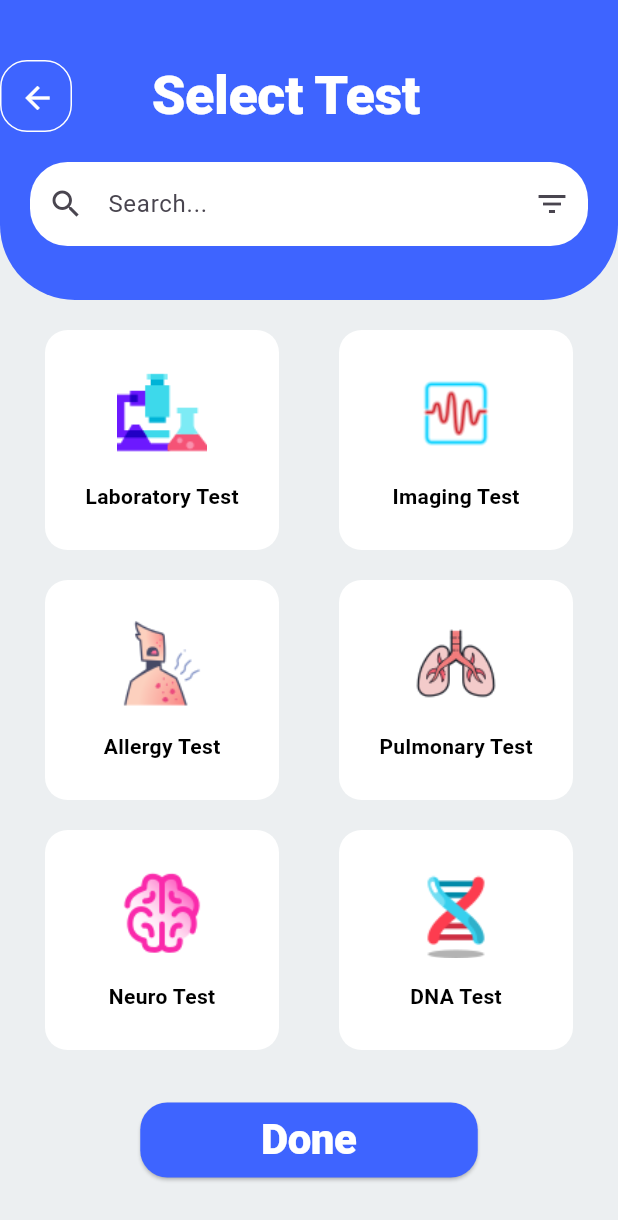
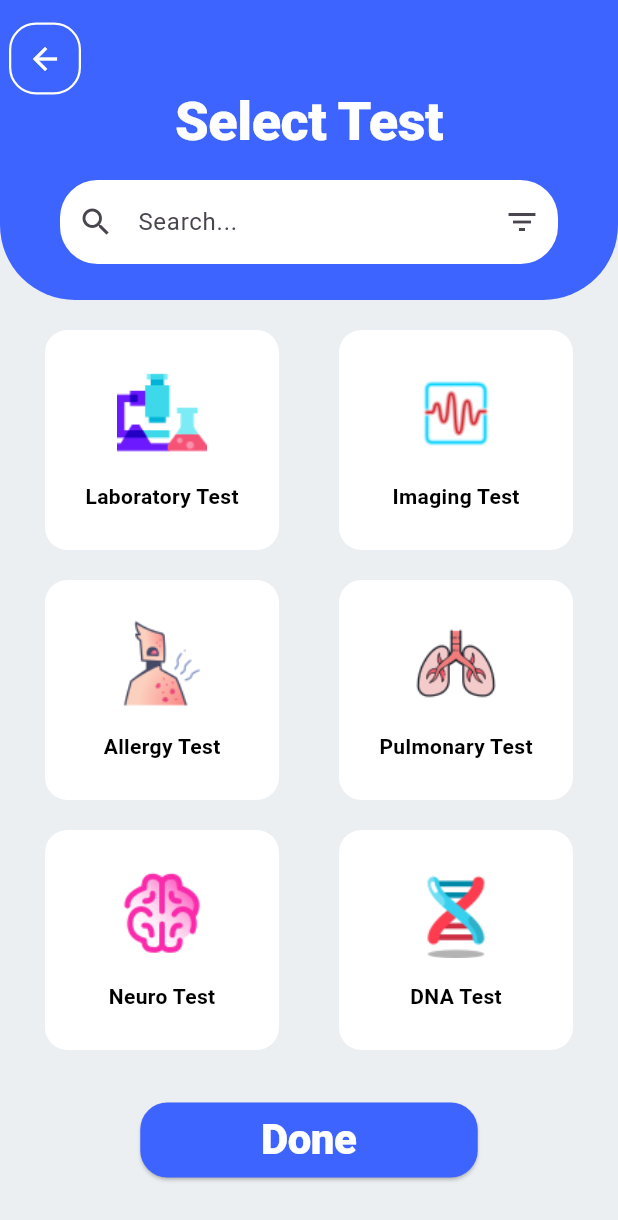
Before and after one commit to mfaiztanveer/Doctors-appointment, a Flutter app: the screen it shows after launch, on a phone screen of 412 x 824 dp. Shown: the top 1220 px of the screen. Run offline on Flutter 3.47's test engine with Material 3 defaults, Android fonts, the phone set to English and light mode, and no system bars; Roboto replaces fonts that are missing (nunito-extrabold).

Commit message:
Updated upper_middle_footer.dart

```diff
--- a/SelectTestScreen/lib/upper_middle_footer.dart
+++ b/SelectTestScreen/lib/upper_middle_footer.dart
@@ -64,27 +64,34 @@ class UpperPart extends StatelessWidget {
         ),
         color: Color(0xFF3E64FF),
       ),
-      child: Column(
+      child: Stack(
         children: [
-          SizedBox(height: 40),
-          Row(
-            mainAxisAlignment: MainAxisAlignment.start,
-            children: [
-              Container(
+          Positioned(
+            top: 15,
+            left: 6,
+            child: GestureDetector(
+              onTap: () {
+                // Handle back button tap
+              },
+              child: Container(
                 width: 48,
                 height: 48,
-                padding: const EdgeInsets.all(12),
+                padding: const EdgeInsets.all(10),
                 clipBehavior: Clip.antiAlias,
                 decoration: ShapeDecoration(
                   shape: RoundedRectangleBorder(
-                    side: BorderSide(width: 1, color: Colors.white),
+                    side: BorderSide(width: 1.5, color: Colors.white),
                     borderRadius: BorderRadius.circular(18),
                   ),
                 ),
                 child: Icon(Icons.arrow_back, color: Colors.white),
               ),
-              SizedBox(width: 30),
-              Container(
+            ),
+          ),
+          Positioned(
+            top: 60,
+            left: MediaQuery.of(context).size.width / 2 - 112.5,
+            child: Container(
               width: 225,
               child: Text(
                 'Select Test',
@@ -100,11 +107,15 @@ class UpperPart extends StatelessWidget {
                 ),
               ),
             ),
-            ],
           ),
-          SizedBox(height: 20),
-          Padding(
+          Positioned(
+            top: 120,
+            left: 20,
+            right: 20,
+            child: Padding(
               padding: const EdgeInsets.symmetric(horizontal: 20),
+              child: Container(
+                width: double.infinity, // Set the width to expand to the available space
                 child: TextField(
                   onChanged: (value) {
                     // Handle search text bar
@@ -127,11 +138,14 @@ class UpperPart extends StatelessWidget {
                   ),
                 ),
               ),
+            ),
+          ),
         ],
       ),
     );
   }
 }
+
 
 class MiddlePart extends StatelessWidget {
   final List<String> testIcons;
```
Lines whose indentation alone changed are shown as unchanged.
